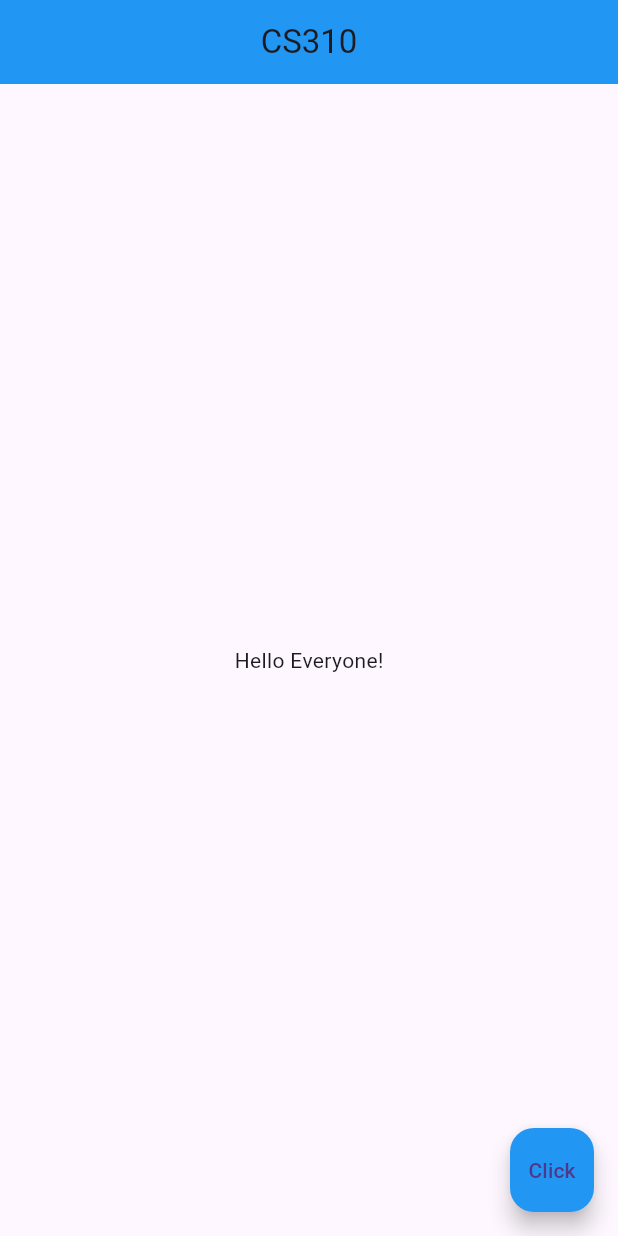
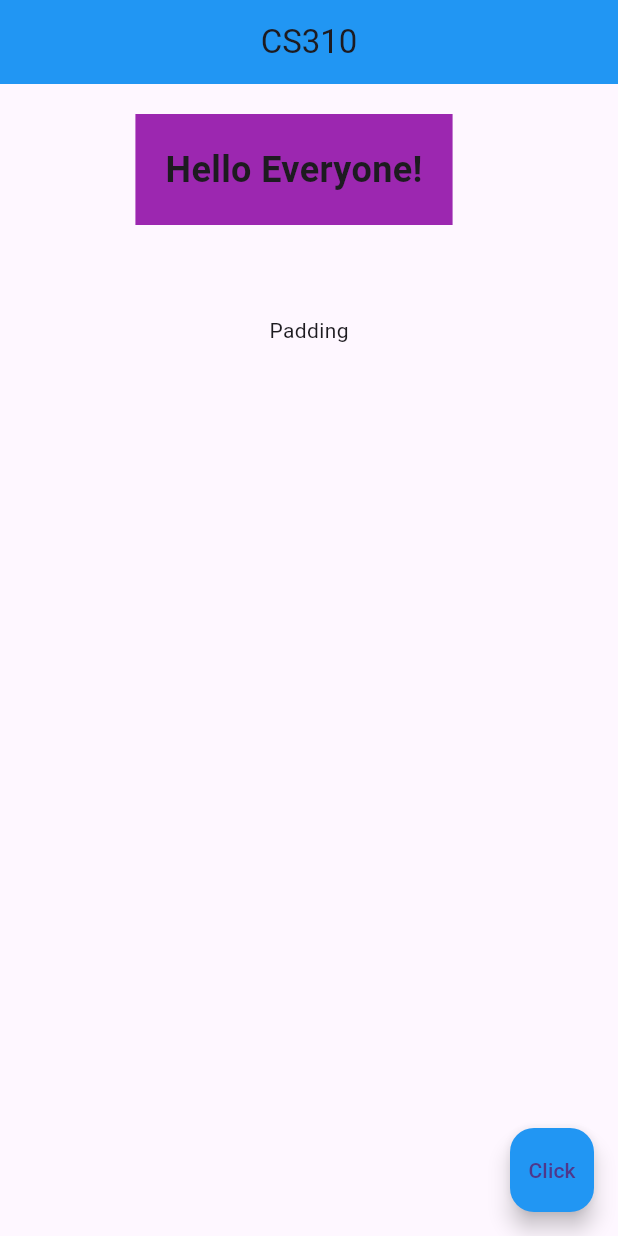
Before and after one commit to ElifDK/Flutter_First_App, a Flutter app: the screen it shows after launch, on a phone screen of 412 x 824 dp. Run offline on Flutter 3.47's test engine with Material 3 defaults, Android fonts, the phone set to English and light mode, and no system bars.

Commit message:
Added Container and Padding

```diff
--- a/lib/main.dart
+++ b/lib/main.dart
@@ -17,7 +17,25 @@ class Home extends StatelessWidget {
         title: Text ('CS310'),
         centerTitle: true,
       ),
-      body: Center(child: Text ('Hello Everyone!')),
+      body:
+      Column(
+        children: [
+        Center(
+            child: Container(
+              color: Colors.purple,
+              padding: EdgeInsets.all(20),
+              margin: EdgeInsets.fromLTRB(10, 20, 30, 40),
+              child: Text (
+                  'Hello Everyone!',
+              style: TextStyle(
+                fontSize: 24,
+                fontWeight: FontWeight.bold
+
+              ),),
+            )),
+          Padding(padding: EdgeInsets.symmetric(vertical: 20, horizontal: 30),
+          child: Text('Padding'),)
+        ]),
       floatingActionButton: FloatingActionButton(
           backgroundColor: Colors.blue,
           onPressed: () {},
```
